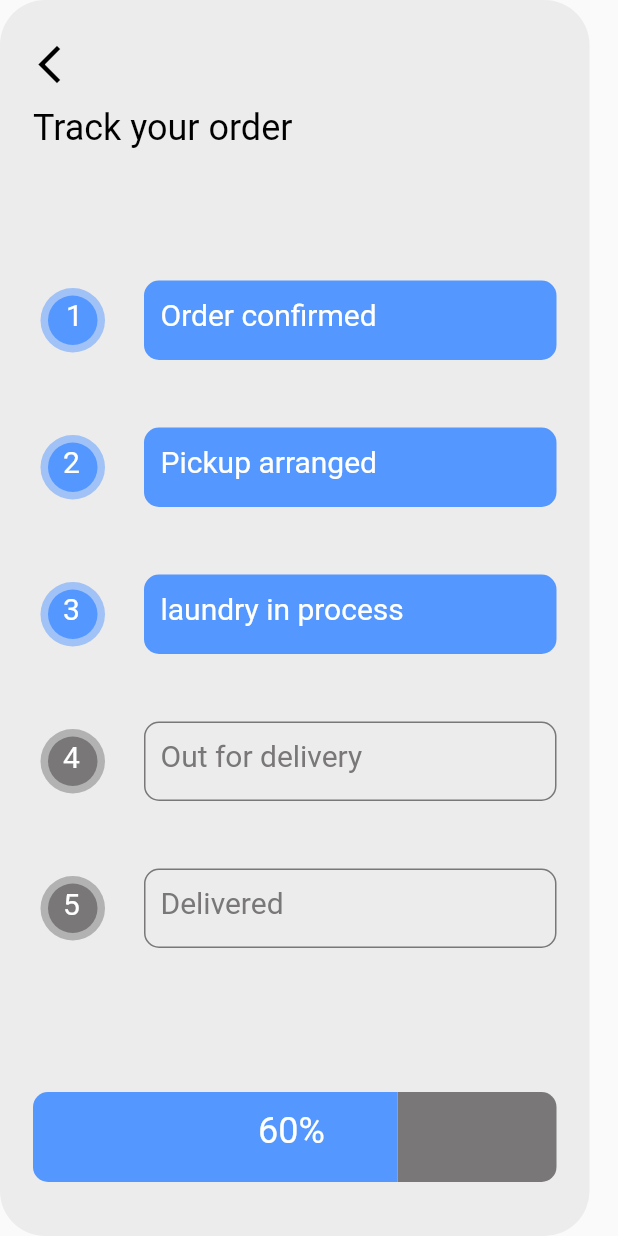
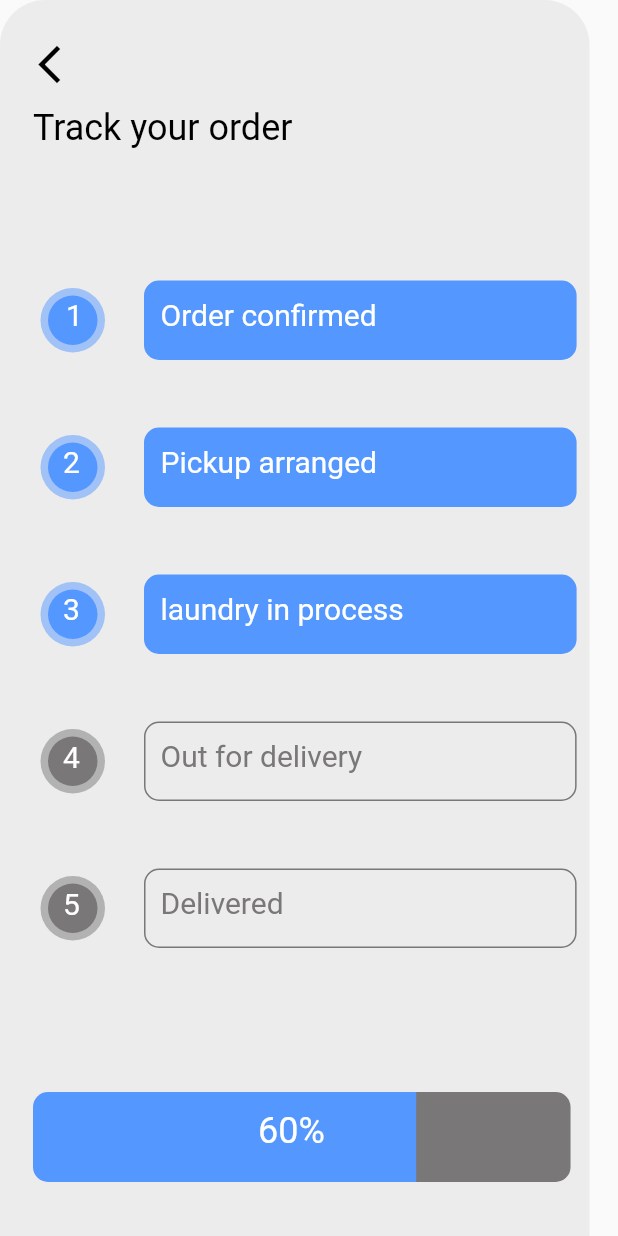
Before and after one commit to Vaibhav-Bhus/laundry_customer, a Flutter app: the ReferalOrderStatus screen opened directly, on a phone screen of 412 x 824 dp. Run offline on Flutter 3.47's test engine with Material 2 defaults, Android fonts, the phone set to English and light mode, and no system bars; our stand-ins replace country_code_picker; missing offline and left inert: splash_screen_view.

Commit message:
UI Final

```diff
--- a/lib/screens/referal2.dart
+++ b/lib/screens/referal2.dart
@@ -12,7 +12,8 @@ class _ReferalOrderStatusState extends State<ReferalOrderStatus> {
     // Figma Flutter Generator ReferalOrderStatus - FRAME
 
     return Scaffold(
-      body: Container(
+      body: SingleChildScrollView(
+        child: Container(
             width: 393,
             height: 852,
             decoration: const BoxDecoration(
@@ -75,7 +76,7 @@ class _ReferalOrderStatusState extends State<ReferalOrderStatus> {
                   top: 728,
                   left: 265,
                   child: Container(
-                    width: 106,
+                      width: MediaQuery.of(context).size.width * 0.28,
                       height: 60,
                       decoration: const BoxDecoration(
                         borderRadius: BorderRadius.only(
@@ -90,7 +91,7 @@ class _ReferalOrderStatusState extends State<ReferalOrderStatus> {
                   top: 728,
                   left: 22,
                   child: Container(
-                    width: 243,
+                      width: MediaQuery.of(context).size.width * 0.62,
                       height: 60,
                       decoration: const BoxDecoration(
                         borderRadius: BorderRadius.only(
@@ -119,14 +120,14 @@ class _ReferalOrderStatusState extends State<ReferalOrderStatus> {
                   top: 187,
                   left: 96,
                   child: Container(
-                    width: 275,
+                      width: MediaQuery.of(context).size.width * 0.70,
                       height: 52.94117736816406,
                       child: Stack(children: <Widget>[
                         Positioned(
                             top: 0,
                             left: 0,
                             child: Container(
-                              width: 275,
+                                width: MediaQuery.of(context).size.width * 0.70,
                                 height: 52.94117736816406,
                                 decoration: const BoxDecoration(
                                   borderRadius: BorderRadius.only(
@@ -142,14 +143,14 @@ class _ReferalOrderStatusState extends State<ReferalOrderStatus> {
                   top: 285,
                   left: 96,
                   child: Container(
-                    width: 275,
+                      width: MediaQuery.of(context).size.width * 0.70,
                       height: 52.94117736816406,
                       child: Stack(children: <Widget>[
                         Positioned(
                             top: 0,
                             left: 0,
                             child: Container(
-                              width: 275,
+                                width: MediaQuery.of(context).size.width * 0.70,
                                 height: 52.94117736816406,
                                 decoration: const BoxDecoration(
                                   borderRadius: BorderRadius.only(
@@ -165,14 +166,14 @@ class _ReferalOrderStatusState extends State<ReferalOrderStatus> {
                   top: 383,
                   left: 96,
                   child: Container(
-                    width: 275,
+                      width: MediaQuery.of(context).size.width * 0.70,
                       height: 52.94117736816406,
                       child: Stack(children: <Widget>[
                         Positioned(
                             top: 0,
                             left: 0,
                             child: Container(
-                              width: 275,
+                                width: MediaQuery.of(context).size.width * 0.70,
                                 height: 52.94117736816406,
                                 decoration: const BoxDecoration(
                                   borderRadius: BorderRadius.only(
@@ -188,14 +189,14 @@ class _ReferalOrderStatusState extends State<ReferalOrderStatus> {
                   top: 481,
                   left: 96,
                   child: Container(
-                    width: 275,
+                      width: MediaQuery.of(context).size.width * 0.70,
                       height: 52.94117736816406,
                       child: Stack(children: <Widget>[
                         Positioned(
                             top: 0,
                             left: 0,
                             child: Container(
-                              width: 275,
+                                width: MediaQuery.of(context).size.width * 0.70,
                                 height: 52.94117736816406,
                                 decoration: BoxDecoration(
                                   borderRadius: const BorderRadius.only(
@@ -205,7 +206,8 @@ class _ReferalOrderStatusState extends State<ReferalOrderStatus> {
                                     bottomRight: Radius.circular(10),
                                   ),
                                   border: Border.all(
-                                  color: const Color.fromRGBO(121, 119, 119, 1),
+                                    color:
+                                        const Color.fromRGBO(121, 119, 119, 1),
                                     width: 1,
                                   ),
                                 ))),
@@ -214,14 +216,14 @@ class _ReferalOrderStatusState extends State<ReferalOrderStatus> {
                   top: 579,
                   left: 96,
                   child: Container(
-                    width: 275,
+                      width: MediaQuery.of(context).size.width * 0.70,
                       height: 52.94117736816406,
                       child: Stack(children: <Widget>[
                         Positioned(
                             top: 0,
                             left: 0,
                             child: Container(
-                              width: 275,
+                                width: MediaQuery.of(context).size.width * 0.70,
                                 height: 52.94117736816406,
                                 decoration: BoxDecoration(
                                   borderRadius: const BorderRadius.only(
@@ -231,7 +233,8 @@ class _ReferalOrderStatusState extends State<ReferalOrderStatus> {
                                     bottomRight: Radius.circular(10),
                                   ),
                                   border: Border.all(
-                                  color: const Color.fromRGBO(121, 119, 119, 1),
+                                    color:
+                                        const Color.fromRGBO(121, 119, 119, 1),
                                     width: 1,
                                   ),
                                 ))),
@@ -307,8 +310,8 @@ class _ReferalOrderStatusState extends State<ReferalOrderStatus> {
                                 height: 43,
                                 decoration: const BoxDecoration(
                                   color: Color.fromRGBO(84, 151, 255, 0.5),
-                                borderRadius:
-                                    BorderRadius.all(Radius.elliptical(43, 43)),
+                                  borderRadius: BorderRadius.all(
+                                      Radius.elliptical(43, 43)),
                                 ))),
                       ]))),
               Positioned(
@@ -326,8 +329,8 @@ class _ReferalOrderStatusState extends State<ReferalOrderStatus> {
                                 height: 43,
                                 decoration: const BoxDecoration(
                                   color: Color.fromRGBO(84, 151, 255, 0.5),
-                                borderRadius:
-                                    BorderRadius.all(Radius.elliptical(43, 43)),
+                                  borderRadius: BorderRadius.all(
+                                      Radius.elliptical(43, 43)),
                                 ))),
                       ]))),
               Positioned(
@@ -345,8 +348,8 @@ class _ReferalOrderStatusState extends State<ReferalOrderStatus> {
                                 height: 43,
                                 decoration: const BoxDecoration(
                                   color: Color.fromRGBO(84, 151, 255, 0.5),
-                                borderRadius:
-                                    BorderRadius.all(Radius.elliptical(43, 43)),
+                                  borderRadius: BorderRadius.all(
+                                      Radius.elliptical(43, 43)),
                                 ))),
                       ]))),
               Positioned(
@@ -364,8 +367,8 @@ class _ReferalOrderStatusState extends State<ReferalOrderStatus> {
                                 height: 43,
                                 decoration: const BoxDecoration(
                                   color: Color.fromRGBO(121, 119, 119, 0.5),
-                                borderRadius:
-                                    BorderRadius.all(Radius.elliptical(43, 43)),
+                                  borderRadius: BorderRadius.all(
+                                      Radius.elliptical(43, 43)),
                                 ))),
                       ]))),
               Positioned(
@@ -383,8 +386,8 @@ class _ReferalOrderStatusState extends State<ReferalOrderStatus> {
                                 height: 43,
                                 decoration: const BoxDecoration(
                                   color: Color.fromRGBO(121, 119, 119, 0.5),
-                                borderRadius:
-                                    BorderRadius.all(Radius.elliptical(43, 43)),
+                                  borderRadius: BorderRadius.all(
+                                      Radius.elliptical(43, 43)),
                                 ))),
                       ]))),
               Positioned(
@@ -395,7 +398,8 @@ class _ReferalOrderStatusState extends State<ReferalOrderStatus> {
                       height: 33,
                       decoration: const BoxDecoration(
                         color: Color.fromRGBO(84, 151, 255, 1),
-                      borderRadius: BorderRadius.all(Radius.elliptical(33, 33)),
+                        borderRadius:
+                            BorderRadius.all(Radius.elliptical(33, 33)),
                       ))),
               Positioned(
                   top: 295,
@@ -405,7 +409,8 @@ class _ReferalOrderStatusState extends State<ReferalOrderStatus> {
                       height: 33,
                       decoration: const BoxDecoration(
                         color: Color.fromRGBO(84, 151, 255, 1),
-                      borderRadius: BorderRadius.all(Radius.elliptical(33, 33)),
+                        borderRadius:
+                            BorderRadius.all(Radius.elliptical(33, 33)),
                       ))),
               Positioned(
                   top: 393,
@@ -415,7 +420,8 @@ class _ReferalOrderStatusState extends State<ReferalOrderStatus> {
                       height: 33,
                       decoration: const BoxDecoration(
                         color: Color.fromRGBO(84, 151, 255, 1),
-                      borderRadius: BorderRadius.all(Radius.elliptical(33, 33)),
+                        borderRadius:
+                            BorderRadius.all(Radius.elliptical(33, 33)),
                       ))),
               Positioned(
                   top: 491,
@@ -425,7 +431,8 @@ class _ReferalOrderStatusState extends State<ReferalOrderStatus> {
                       height: 33,
                       decoration: const BoxDecoration(
                         color: Color.fromRGBO(121, 119, 119, 1),
-                      borderRadius: BorderRadius.all(Radius.elliptical(33, 33)),
+                        borderRadius:
+                            BorderRadius.all(Radius.elliptical(33, 33)),
                       ))),
               Positioned(
                   top: 589,
@@ -435,7 +442,8 @@ class _ReferalOrderStatusState extends State<ReferalOrderStatus> {
                       height: 33,
                       decoration: const BoxDecoration(
                         color: Color.fromRGBO(121, 119, 119, 1),
-                      borderRadius: BorderRadius.all(Radius.elliptical(33, 33)),
+                        borderRadius:
+                            BorderRadius.all(Radius.elliptical(33, 33)),
                       ))),
               const Positioned(
                   top: 201,
@@ -540,6 +548,7 @@ class _ReferalOrderStatusState extends State<ReferalOrderStatus> {
                         color: Color.fromRGBO(121, 119, 119, 1), thickness: 2),
                   )),
             ])),
+      ),
     );
   }
 }
```
Lines whose indentation alone changed are shown as unchanged.
